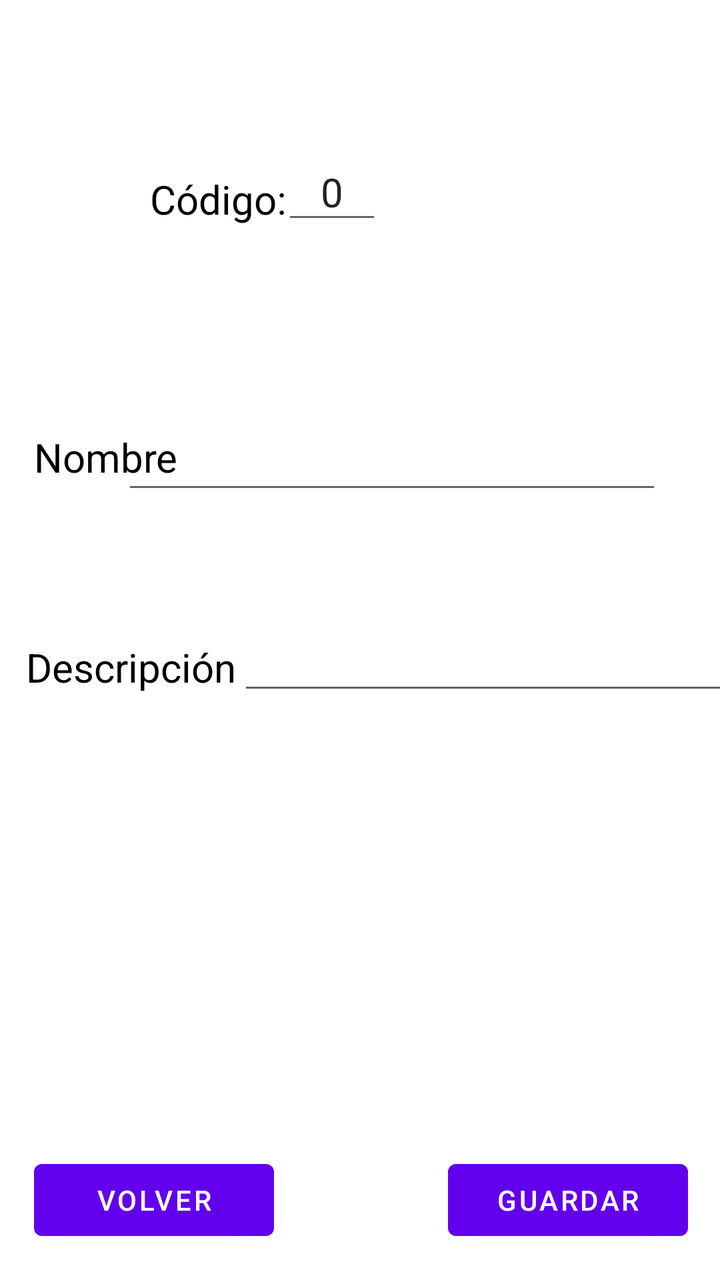
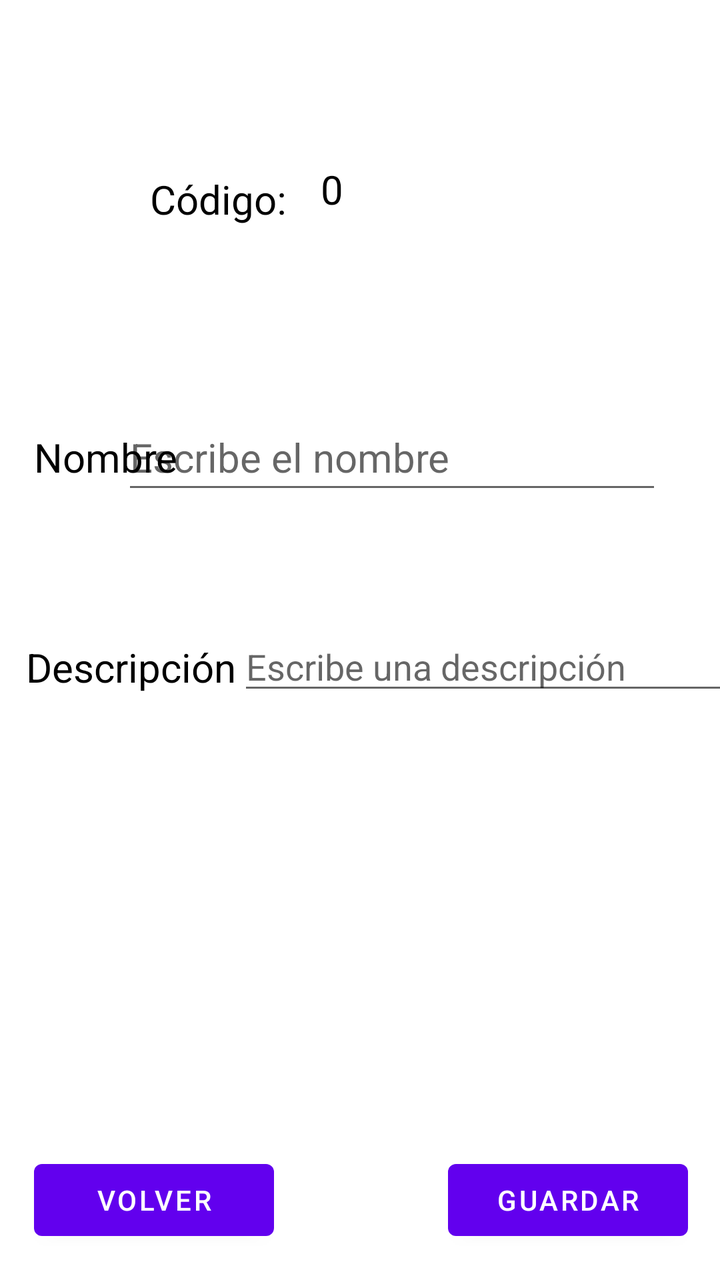

Compare the two renders of this Android layout. The source of the first and the diff that turns it into the second are given below.
<!-- AndroidManifest.xml: application theme Theme.AplicacionIncidencias -->
<!-- res/layout/activity_info_sala.xml -->
<?xml version="1.0" encoding="utf-8"?>
<androidx.constraintlayout.widget.ConstraintLayout xmlns:android="http://schemas.android.com/apk/res/android"
    xmlns:app="http://schemas.android.com/apk/res-auto"
    xmlns:tools="http://schemas.android.com/tools"
    android:id="@+id/main"
    android:layout_width="match_parent"
    android:layout_height="match_parent"
    android:orientation="horizontal"
    tools:context=".Sala.Activity_Info_Sala">


    <TextView
        android:id="@+id/tvCodigoSala"
        android:layout_width="wrap_content"
        android:layout_height="wrap_content"
        android:layout_marginStart="100dp"
        android:layout_marginTop="86dp"
        android:layout_marginEnd="18dp"
        android:text="Código: "
        android:textAlignment="center"
        android:textColor="@color/black"
        android:textSize="20sp"
        app:layout_constraintEnd_toStartOf="@+id/edinfoCodigoSala"
        app:layout_constraintStart_toStartOf="parent"
        app:layout_constraintTop_toTopOf="parent" />

    <EditText
        android:id="@+id/edinfoCodigoSala"
        android:layout_width="50dp"
        android:layout_height="45dp"
        android:layout_marginTop="72dp"
        android:layout_marginEnd="169dp"
        android:layout_marginBottom="85dp"
        android:gravity="center"
        android:text="0"
        android:textSize="20sp"
        app:layout_constraintBottom_toTopOf="@+id/editNombreSala"
        app:layout_constraintEnd_toEndOf="parent"
        app:layout_constraintTop_toTopOf="parent" />

    <TextView
        android:id="@+id/tvNombreSala"
        android:layout_width="wrap_content"
        android:layout_height="wrap_content"
        android:layout_marginStart="17dp"
        android:layout_marginTop="215dp"
        android:text="Nombre "
        android:textAlignment="center"
        android:textColor="@color/black"
        android:textSize="20sp"
        app:layout_constraintStart_toStartOf="parent"
        app:layout_constraintTop_toTopOf="parent" />

    <EditText
        android:id="@+id/editNombreSala"
        android:layout_width="270sp"
        android:layout_height="50sp"
        android:layout_marginTop="85dp"
        android:layout_marginEnd="29dp"
        android:inputType="text"
        android:text=""
        android:textAlignment="textStart"
        android:textSize="20sp"
        app:layout_constraintEnd_toEndOf="parent"
        app:layout_constraintTop_toBottomOf="@+id/edinfoCodigoSala" />

    <TextView
        android:id="@+id/tvDescripcionSala"
        android:layout_width="wrap_content"
        android:layout_height="wrap_content"
        android:layout_marginStart="13dp"
        android:layout_marginTop="78dp"
        android:text="Descripción "
        android:textAlignment="center"
        android:textColor="@color/black"
        android:textSize="20sp"
        app:layout_constraintStart_toStartOf="parent"
        app:layout_constraintTop_toBottomOf="@+id/tvNombreSala"/>

    <EditText
        android:id="@+id/editDescripcionSala"
        android:layout_width="250sp"
        android:layout_height="wrap_content"
        android:layout_marginStart="21dp"
        android:layout_marginTop="59dp"
        android:layout_marginEnd="16dp"
        android:inputType="textMultiLine"
        android:text=""
        android:textAlignment="textStart"
        app:layout_constraintEnd_toEndOf="parent"
        app:layout_constraintStart_toEndOf="@+id/tvDescripcionSala"
        app:layout_constraintTop_toBottomOf="@+id/editNombreSala" />

    <Button
        android:id="@+id/btnGuardarSala"
        android:layout_width="120dp"
        android:layout_height="wrap_content"
        android:layout_marginEnd="16dp"
        android:layout_marginBottom="16dp"
        android:text="Guardar"
        app:layout_constraintBottom_toBottomOf="parent"
        app:layout_constraintEnd_toEndOf="parent" />

    <Button
        android:id="@+id/btnVolverSala"
        android:layout_width="120dp"
        android:layout_height="wrap_content"
        android:layout_marginStart="17dp"
        android:layout_marginBottom="16dp"
        android:text="Volver"
        app:layout_constraintBottom_toBottomOf="parent"
        app:layout_constraintStart_toStartOf="parent" />


</androidx.constraintlayout.widget.ConstraintLayout>
<!-- resources referenced by this layout -->
<resources>
  <color name="black">#FF000000</color>
  <style name="Theme.AplicacionIncidencias" parent="Theme.MaterialComponents.DayNight.DarkActionBar">
          
          <item name="colorPrimary">@color/purple_500</item>
          <item name="colorPrimaryVariant">@color/purple_700</item>
          <item name="colorOnPrimary">@color/white</item>
          
          <item name="colorSecondary">@color/teal_200</item>
          <item name="colorSecondaryVariant">@color/teal_700</item>
          <item name="colorOnSecondary">@color/black</item>
          
          <item name="android:statusBarColor">?attr/colorPrimaryVariant</item>
          
      </style>
  <color name="purple_500">#FF6200EE</color>
  <color name="purple_700">#FF3700B3</color>
  <color name="white">#FFFFFFFF</color>
  <color name="teal_200">#FF03DAC5</color>
  <color name="teal_700">#FF018786</color>
</resources>

<!-- the commit's change to res/layout/activity_info_sala.xml (unified diff, before → after) -->
@@ -20,12 +20,12 @@
         android:textAlignment="center"
         android:textColor="@color/black"
         android:textSize="20sp"
-        app:layout_constraintEnd_toStartOf="@+id/edinfoCodigoSala"
+        app:layout_constraintEnd_toStartOf="@+id/tvinfoCodigoSala"
         app:layout_constraintStart_toStartOf="parent"
         app:layout_constraintTop_toTopOf="parent" />
 
-    <EditText
-        android:id="@+id/edinfoCodigoSala"
+    <TextView
+        android:id="@+id/tvinfoCodigoSala"
         android:layout_width="50dp"
         android:layout_height="45dp"
         android:layout_marginTop="72dp"
@@ -33,6 +33,7 @@
         android:layout_marginBottom="85dp"
         android:gravity="center"
         android:text="0"
+        android:textColor="@color/black"
         android:textSize="20sp"
         app:layout_constraintBottom_toTopOf="@+id/editNombreSala"
         app:layout_constraintEnd_toEndOf="parent"
@@ -59,10 +60,11 @@
         android:layout_marginEnd="29dp"
         android:inputType="text"
         android:text=""
+        android:hint="Escribe el nombre"
         android:textAlignment="textStart"
         android:textSize="20sp"
         app:layout_constraintEnd_toEndOf="parent"
-        app:layout_constraintTop_toBottomOf="@+id/edinfoCodigoSala" />
+        app:layout_constraintTop_toBottomOf="@+id/tvinfoCodigoSala" />
 
     <TextView
         android:id="@+id/tvDescripcionSala"
@@ -86,6 +88,7 @@
         android:layout_marginEnd="16dp"
         android:inputType="textMultiLine"
         android:text=""
+        android:hint="Escribe una descripción"
         android:textAlignment="textStart"
         app:layout_constraintEnd_toEndOf="parent"
         app:layout_constraintStart_toEndOf="@+id/tvDescripcionSala"
